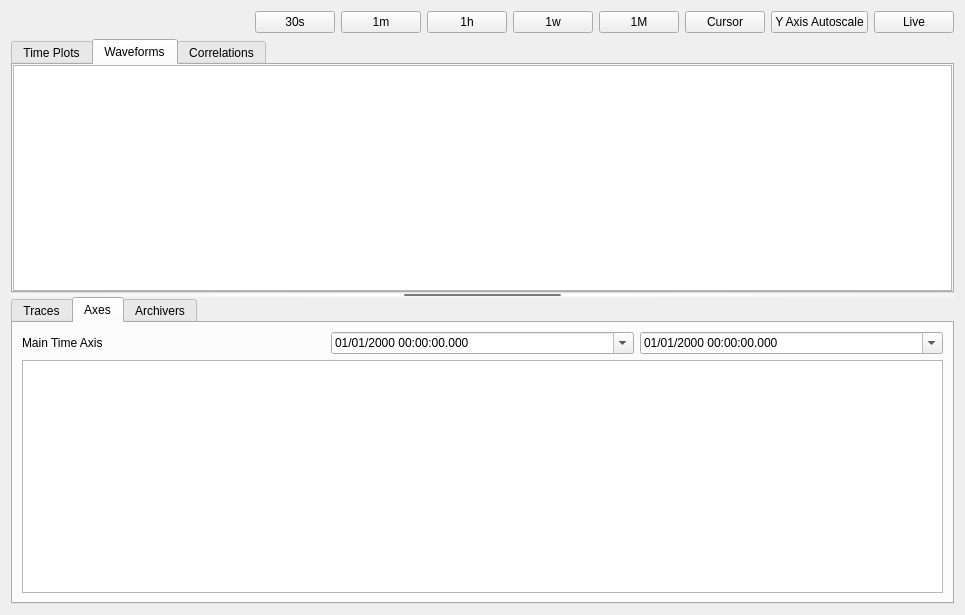
Qt form archive_viewer/archive_viewer.ui (slaclab/trace) before a commit.
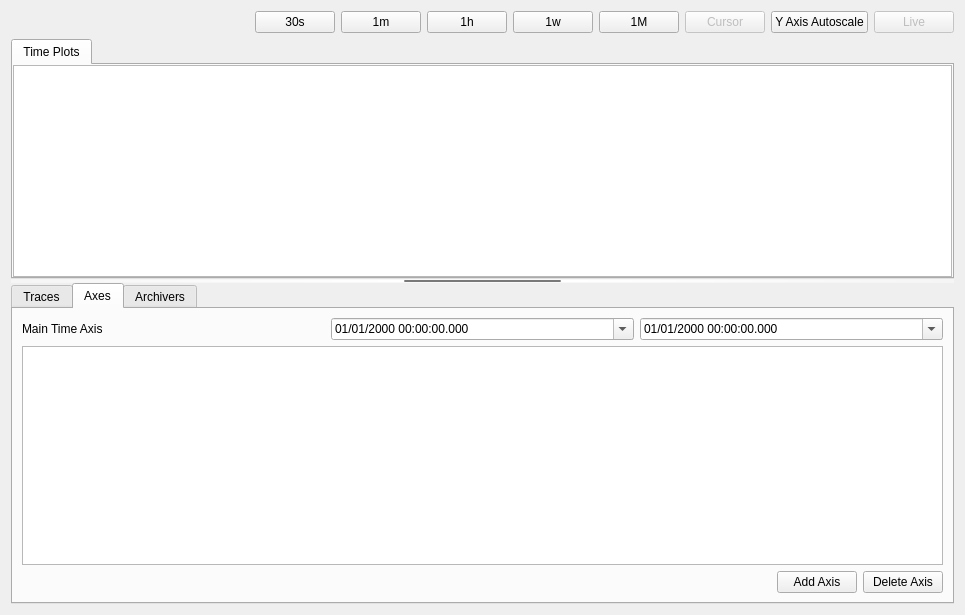
The same form after that commit. The open tabs and pages were chosen to show the change. Custom widgets are drawn as their Qt base class.

Commit message: Add Archiver URL validation

What changed in the file:
```diff
--- a/archive_viewer/archive_viewer.ui
+++ b/archive_viewer/archive_viewer.ui
@@ -87,6 +87,9 @@
      </item>
      <item>
       <widget class="QPushButton" name="cursor_scale_btn">
+       <property name="enabled">
+        <bool>false</bool>
+       </property>
        <property name="text">
         <string>Cursor</string>
        </property>
@@ -107,6 +110,9 @@
      </item>
      <item>
       <widget class="QPushButton" name="live_scale_btn">
+       <property name="enabled">
+        <bool>false</bool>
+       </property>
        <property name="text">
         <string>Live</string>
        </property>
@@ -148,57 +154,22 @@
           <property name="toolTip">
            <string/>
           </property>
-         </widget>
-        </item>
-       </layout>
-      </widget>
-      <widget class="QWidget" name="waveform_tab">
-       <attribute name="title">
-        <string>Waveforms</string>
-       </attribute>
-       <layout class="QVBoxLayout" name="verticalLayout_3">
-        <property name="leftMargin">
-         <number>0</number>
-        </property>
-        <property name="topMargin">
-         <number>0</number>
-        </property>
-        <property name="rightMargin">
-         <number>0</number>
-        </property>
-        <property name="bottomMargin">
-         <number>0</number>
-        </property>
-        <item>
-         <widget class="PyDMWaveformPlot" name="waveform_plot">
-          <property name="toolTip">
-           <string/>
+          <property name="backgroundColor">
+           <color>
+            <red>255</red>
+            <green>255</green>
+            <blue>255</blue>
+           </color>
           </property>
-         </widget>
-        </item>
-       </layout>
-      </widget>
-      <widget class="QWidget" name="correlation_tab">
-       <attribute name="title">
-        <string>Correlations</string>
-       </attribute>
-       <layout class="QVBoxLayout" name="verticalLayout_4">
-        <property name="leftMargin">
-         <number>0</number>
-        </property>
-        <property name="topMargin">
-         <number>0</number>
-        </property>
-        <property name="rightMargin">
-         <number>0</number>
-        </property>
-        <property name="bottomMargin">
-         <number>0</number>
-        </property>
-        <item>
-         <widget class="PyDMWaveformPlot" name="correlation_plot">
-          <property name="toolTip">
-           <string/>
+          <property name="axisColor">
+           <color>
+            <red>0</red>
+            <green>0</green>
+            <blue>0</blue>
+           </color>
+          </property>
+          <property name="bufferSize">
+           <number>5000</number>
           </property>
          </widget>
         </item>
@@ -269,7 +240,42 @@
          </layout>
         </item>
         <item>
-         <widget class="QTableView" name="time_axis_tbl"/>
+         <widget class="QTableView" name="time_axis_tbl">
+          <attribute name="verticalHeaderVisible">
+           <bool>false</bool>
+          </attribute>
+         </widget>
+        </item>
+        <item>
+         <layout class="QHBoxLayout" name="axis_row_lyt">
+          <item>
+           <spacer name="axis_row_spcr">
+            <property name="orientation">
+             <enum>Qt::Horizontal</enum>
+            </property>
+            <property name="sizeHint" stdset="0">
+             <size>
+              <width>40</width>
+              <height>20</height>
+             </size>
+            </property>
+           </spacer>
+          </item>
+          <item>
+           <widget class="QPushButton" name="add_axis_row_btn">
+            <property name="text">
+             <string>Add Axis</string>
+            </property>
+           </widget>
+          </item>
+          <item>
+           <widget class="QPushButton" name="del_axis_row_btn">
+            <property name="text">
+             <string>Delete Axis</string>
+            </property>
+           </widget>
+          </item>
+         </layout>
         </item>
        </layout>
       </widget>
@@ -333,11 +339,6 @@
    <extends>PyDMTimePlot</extends>
    <header>pydm.widgets.archiver_time_plot</header>
   </customwidget>
-  <customwidget>
-   <class>PyDMWaveformPlot</class>
-   <extends>QGraphicsView</extends>
-   <header>pydm.widgets.waveformplot</header>
-  </customwidget>
  </customwidgets>
  <resources/>
  <connections/>
```
Left out of the diff: 69 changed lines with no effect on the pictures. The commit also changes 2 other files.
